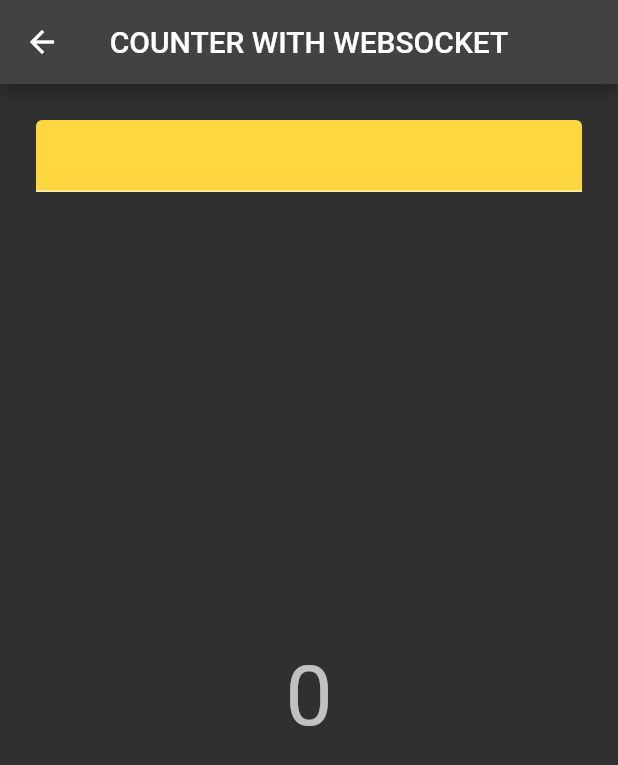
After one commit to Tukhtamurodov-Sardorbek/50.Riverpod, a Flutter app: the CounterPageWithModifiableWebSocket screen opened directly, on a phone screen of 412 x 824 dp. The commit adds this screen. Shown: the top 765 px of the screen. Run offline on Flutter 3.47's test engine with Material 2 defaults, Android fonts, the phone set to English and light mode, and no system bars; our stand-ins replace flutter_riverpod.

Commit message:
🔥 Code Update 🔥

```diff
--- /dev/null
+++ b/lib/pages/counter_pages/counter_with_mofiable_websocker.dart
@@ -0,0 +1,93 @@
+import 'package:flutter/material.dart';
+import 'package:flutter_riverpod/flutter_riverpod.dart';
+import 'package:riverpod_learning/data/socket_client.dart';
+
+final webSocketProvider = Provider<WebsocketClient>((ref) => FakeWebsocket());
+
+// * How can we pass something into a provider?
+// * Until now, every single provider we've taken a look at always contained
+//   everything it needed, we never needed to pass in values.
+// * This is exactly what the so-called family modifier is for!
+
+// * By the way, we can use MULTIPLE MODIFIERS on a single PROVIDER
+// * So, we can make our providers both autoDispose and family at the same time
+
+// * So we're going to make our stream provider into a family
+// * The two type parameters:
+//                first one is the type of stream
+//                second one is the type that we want to pass in
+final counterStreamProvider = StreamProvider.autoDispose.family<int, int>(
+  (ref, initValue) {
+    final webSocketClient = ref.watch(webSocketProvider);
+    return webSocketClient.getCounterStream(initValue);
+  },
+);
+
+final txtController = StateProvider((ref) => TextEditingController());
+final initValueProvider = StateProvider.autoDispose((ref) => 0);
+
+// * In order to get access to providers, we need to make our widgets into ConsumerWidget
+class CounterPageWithModifiableWebSocket extends ConsumerWidget {
+  const CounterPageWithModifiableWebSocket({Key? key}) : super(key: key);
+
+  @override
+  Widget build(BuildContext context, WidgetRef ref) {
+    final initValue = ref.watch(initValueProvider);
+    final AsyncValue<int> counter = ref.watch(counterStreamProvider(initValue));
+    // final Stream<int> counter = ref.watch(counterStreamProvider.stream);
+
+    return GestureDetector(
+      onTap: (){
+        FocusManager.instance.primaryFocus?.unfocus();
+        // FocusScope.of(context).unfocus();
+      },
+      child: Scaffold(
+        appBar: AppBar(
+          centerTitle: true,
+          title: const Text('COUNTER WITH WEBSOCKET'),
+        ),
+        body: Padding(
+          padding: const EdgeInsets.all(24.0),
+          child: Column(
+            children: [
+              TextField(
+                controller: ref.read(txtController),
+                style: const TextStyle(
+                  fontSize: 20,
+                  color: Colors.black,
+                  fontWeight: FontWeight.w700,
+                ),
+                cursorColor: Colors.black,
+                keyboardType: TextInputType.number,
+                cursorWidth: 4,
+                decoration: const InputDecoration(
+                  filled: true,
+                  fillColor: Colors.amberAccent,
+                ),
+                onSubmitted: (txt){
+                  ref.read(initValueProvider.notifier).state = int.tryParse(ref.read(txtController).text) ?? 0;
+                },
+              ),
+              Expanded(
+                child: Center(
+                  child: FittedBox(
+                    child: Text(
+                      counter
+                          .when(
+                            data: (int value) => value,
+                            error: (Object e, _) => e,
+                            loading: () => 0,
+                          )
+                          .toString(),
+                      style: Theme.of(context).textTheme.displayMedium,
+                    ),
+                  ),
+                ),
+              ),
+            ],
+          ),
+        ),
+      ),
+    );
+  }
+}
--- a/lib/pages/home_page/home_page.dart
+++ b/lib/pages/home_page/home_page.dart
@@ -1,9 +1,11 @@
 import 'package:flutter/material.dart';
 import 'package:flutter_riverpod/flutter_riverpod.dart';
-import 'package:riverpod_learning/pages/counter_pages/counter_page_preserve.dart';
-import 'package:riverpod_learning/pages/counter_pages/counter_page_auto_dispose.dart';
-import 'package:riverpod_learning/pages/counter_pages/counter_page_dispose_manually.dart';
-import 'package:riverpod_learning/pages/counter_pages/counter_page_with_alerts.dart';
+import 'package:riverpod_learning/pages/counter_pages/counter_with_mofiable_websocker.dart';
+import 'package:riverpod_learning/pages/counter_pages/counter_with_preservable_state.dart';
+import 'package:riverpod_learning/pages/counter_pages/counter_with_auto_disposable_state.dart';
+import 'package:riverpod_learning/pages/counter_pages/counter_with_dispose_manually.dart';
+import 'package:riverpod_learning/pages/counter_pages/counter_with_alerts.dart';
+import 'package:riverpod_learning/pages/counter_pages/counter_with_websocket.dart';
 
 // * If we want to provide a string throughout the app using the Riverpod:
 // * Keep in mind! The object being provided by the provider is called state
@@ -29,7 +31,7 @@ class HomePage extends StatelessWidget {
           mainAxisAlignment: MainAxisAlignment.center,
           children: [
             ElevatedButton(
-              child: const Text('COUNTER PAGE PRESERVE STATE'),
+              child: const Text('COUNTER WITH PRESERVE STATE'),
               onPressed: () {
                 Navigator.push(
                   context,
@@ -41,7 +43,7 @@ class HomePage extends StatelessWidget {
               },
             ),
             ElevatedButton(
-              child: const Text('COUNTER PAGE AUTO-DISPOSE STATE'),
+              child: const Text('COUNTER WITH AUTO-DISPOSE STATE'),
               onPressed: () {
                 Navigator.push(
                   context,
@@ -53,7 +55,7 @@ class HomePage extends StatelessWidget {
               },
             ),
             ElevatedButton(
-              child: const Text('COUNTER PAGE DISPOSE STATE MANUALLY'),
+              child: const Text('COUNTER WITH DISPOSE STATE MANUALLY'),
               onPressed: () {
                 Navigator.push(
                   context,
@@ -67,7 +69,7 @@ class HomePage extends StatelessWidget {
             ),
             const Divider(),
             ElevatedButton(
-              child: const Text('COUNTER PAGE WITH ALERT'),
+              child: const Text('COUNTER WITH ALERT'),
               onPressed: () {
                 Navigator.push(
                   context,
@@ -79,6 +81,32 @@ class HomePage extends StatelessWidget {
                 );
               },
             ),
+            ElevatedButton(
+              child: const Text('COUNTER WITH WEBSOCKET'),
+              onPressed: () {
+                Navigator.push(
+                  context,
+                  MaterialPageRoute(
+                    builder: (
+                            (BuildContext context) => const CounterPageWithWebSocket()
+                    ),
+                  ),
+                );
+              },
+            ),
+            ElevatedButton(
+              child: const Text('COUNTER WITH MODIFIABLE WEBSOCKET'),
+              onPressed: () {
+                Navigator.push(
+                  context,
+                  MaterialPageRoute(
+                    builder: (
+                            (BuildContext context) => const CounterPageWithModifiableWebSocket()
+                    ),
+                  ),
+                );
+              },
+            ),
           ],
         ),
       ),
```
Also changed, not shown: lib/data/socket_client.dart (added, +14 -0 lines), lib/pages/counter_pages/counter_with_websocket.dart (added, +42 -0 lines), lib/pages/counter_pages/counter_with_alerts.dart (renamed from lib/pages/counter_pages/counter_page_with_alerts.dart), lib/pages/counter_pages/counter_with_auto_disposable_state.dart (renamed from lib/pages/counter_pages/counter_page_auto_dispose.dart), lib/pages/counter_pages/counter_with_dispose_manually.dart (renamed from lib/pages/counter_pages/counter_page_dispose_manually.dart), lib/pages/counter_pages/counter_with_preservable_state.dart (renamed from lib/pages/counter_pages/counter_page_preserve.dart).
